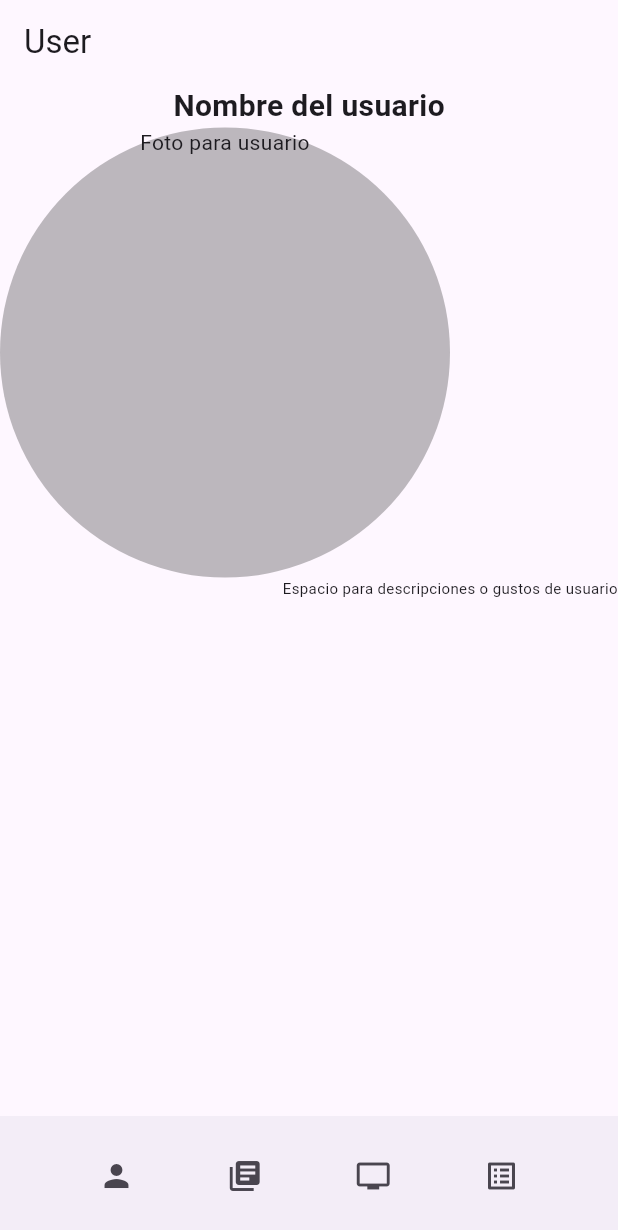
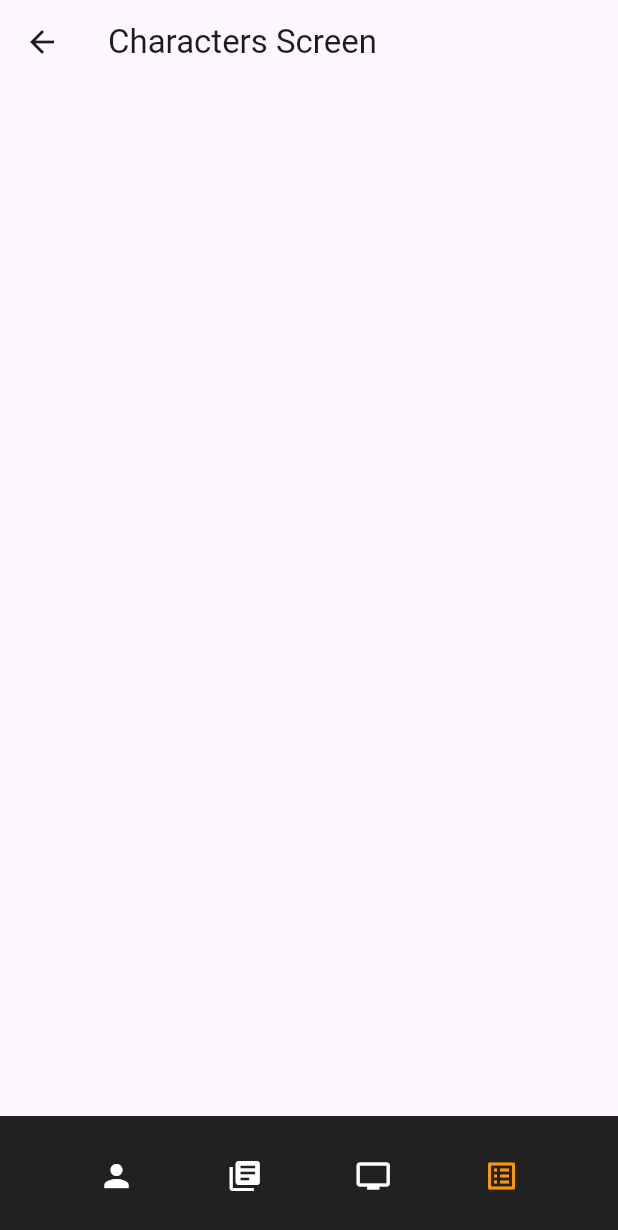
Before and after one commit to Zeta115/ManganimeMobiles, a Flutter app: the screen it shows after launch, after a tap on the "list alt" icon, on a phone screen of 412 x 824 dp. Shown: the top 1230 px of the screen. Run offline on Flutter 3.47's test engine with Material 3 defaults, Android fonts, the phone set to English and light mode, and no system bars.

Commit message:
create screens base + navigation
la mayoria ha sido copiar una de las screens y cambiar uno de los navigators lo mismo con mover del main a una screen como tal

```diff
--- a/ManganimeMobiles/manganime/lib/main.dart
+++ b/ManganimeMobiles/manganime/lib/main.dart
@@ -1,5 +1,5 @@
 import 'package:flutter/material.dart';
-
+import 'screens/UserScreen.dart';
 //De momento lo he empezado asi de una pero hay que separar las screens y tal
 
 void main() {
@@ -10,73 +10,7 @@ class MyApp extends StatelessWidget {
   @override
   Widget build(BuildContext context) {
     return MaterialApp(
-      home: MyHomePage(),
+      home: UserScreen(),
     );
   }
 }
-
-class MyHomePage extends StatelessWidget {
-  @override
-  Widget build(BuildContext context) {
-    return Scaffold(
-      appBar: AppBar(
-        title: Text('User'),
-      ),
-      body: SingleChildScrollView(
-        child: Column(
-          children: [
-            Align(
-              alignment: Alignment.topCenter,
-              child: Text("Nombre del usuario",
-                  style: TextStyle(fontSize: 20, fontWeight: FontWeight.bold)),
-            ),
-            Align(
-              alignment: Alignment.topLeft,
-              child: Container(
-                height: 300,
-                width: 300,
-                decoration: const BoxDecoration(
-                    shape: BoxShape.circle, color: Colors.black26),
-                child: const Text(
-                  "Foto para usuario",
-                  textAlign: TextAlign.center,
-                ),
-              ),
-            ),
-            Align(
-              alignment: Alignment.topRight,
-              child: const Text(
-                "Espacio para descripciones o gustos de usuario",
-                style: TextStyle(fontSize: 10),
-                textAlign: TextAlign.center,
-              ),
-            )
-          ],
-        ),
-      ),
-      bottomNavigationBar: BottomAppBar(
-        child: Row(
-          mainAxisAlignment: MainAxisAlignment.spaceEvenly,
-          children: <Widget>[
-            IconButton(
-              icon: Icon(Icons.person),
-              onPressed: () {},
-            ),
-            IconButton(
-              icon: Icon(Icons.my_library_books),
-              onPressed: () {},
-            ),
-            IconButton(
-              icon: Icon(Icons.tv_outlined),
-              onPressed: () {},
-            ),
-            IconButton(
-              icon: Icon(Icons.list_alt),
-              onPressed: () {},
-            ),
-          ],
-        ),
-      ),
-    );
-  }
-}
--- /dev/null
+++ b/ManganimeMobiles/manganime/lib/screens/CharactersScreen.dart
@@ -0,0 +1,60 @@
+import 'package:flutter/material.dart';
+import 'package:manganime/screens/AnimeScreen.dart';
+import 'package:manganime/screens/MangaScreen.dart';
+import 'package:manganime/screens/UserScreen.dart';
+
+class CharacterScreen extends StatelessWidget {
+  @override
+  Widget build(BuildContext context) {
+    return Scaffold(
+      appBar: AppBar(
+        title: Text('Characters Screen'),
+      ),
+      body: SingleChildScrollView(
+        child: Column(),
+      ),
+      bottomNavigationBar: BottomAppBar(
+        color: Colors.black87,
+        child: Row(
+          mainAxisAlignment: MainAxisAlignment.spaceEvenly,
+          children: <Widget>[
+            IconButton(
+              icon: Icon(Icons.person, color: Colors.white),
+              onPressed: () {
+                Navigator.push(
+                  context,
+                  MaterialPageRoute(builder: (context) => UserScreen()),
+                );
+              },
+            ),
+            IconButton(
+              icon: Icon(Icons.my_library_books, color: Colors.white),
+              onPressed: () {
+                Navigator.push(
+                  context,
+                  MaterialPageRoute(builder: (context) => MangaScreen()),
+                );
+              },
+            ),
+            IconButton(
+              icon: Icon(Icons.tv_outlined, color: Colors.white),
+              onPressed: () {
+                Navigator.push(
+                  context,
+                  MaterialPageRoute(builder: (context) => AnimeScreen()),
+                );
+              },
+            ),
+            IconButton(
+              icon: Icon(
+                Icons.list_alt,
+                color: Colors.orange,
+              ),
+              onPressed: () {},
+            ),
+          ],
+        ),
+      ),
+    );
+  }
+}
--- /dev/null
+++ b/ManganimeMobiles/manganime/lib/screens/UserScreen.dart
@@ -0,0 +1,86 @@
+import 'package:flutter/material.dart';
+import 'package:manganime/screens/AnimeScreen.dart';
+import 'package:manganime/screens/CharactersScreen.dart';
+import 'package:manganime/screens/MangaScreen.dart';
+
+class UserScreen extends StatelessWidget {
+  @override
+  Widget build(BuildContext context) {
+    return Scaffold(
+      appBar: AppBar(
+        title: const Text('User'),
+      ),
+      body: SingleChildScrollView(
+        child: Column(
+          children: [
+            const Align(
+              alignment: Alignment.topCenter,
+              child: Text("Nombre del usuario",
+                  style: TextStyle(fontSize: 20, fontWeight: FontWeight.bold)),
+            ),
+            Align(
+              alignment: Alignment.topLeft,
+              child: Container(
+                height: 300,
+                width: 300,
+                decoration: const BoxDecoration(
+                    shape: BoxShape.circle, color: Colors.black26),
+                child: const Text(
+                  "Foto para usuario",
+                  textAlign: TextAlign.center,
+                ),
+              ),
+            ),
+            const Align(
+              alignment: Alignment.topRight,
+              child: Text(
+                "Espacio para descripciones o gustos de usuario",
+                style: TextStyle(fontSize: 10),
+                textAlign: TextAlign.center,
+              ),
+            )
+          ],
+        ),
+      ),
+      bottomNavigationBar: BottomAppBar(
+        color: Colors.black87,
+        child: Row(
+          mainAxisAlignment: MainAxisAlignment.spaceEvenly,
+          children: <Widget>[
+            IconButton(
+              icon: const Icon(Icons.person, color: Colors.orange),
+              onPressed: () {},
+            ),
+            IconButton(
+              icon: const Icon(Icons.my_library_books, color: Colors.white),
+              onPressed: () {
+                Navigator.push(
+                  context,
+                  MaterialPageRoute(builder: (context) => MangaScreen()),
+                );
+              },
+            ),
+            IconButton(
+              icon: const Icon(Icons.tv_outlined, color: Colors.white),
+              onPressed: () {
+                Navigator.push(
+                  context,
+                  MaterialPageRoute(builder: (context) => AnimeScreen()),
+                );
+              },
+            ),
+            IconButton(
+              icon: const Icon(Icons.list_alt, color: Colors.white),
+              onPressed: () {
+                Navigator.push(
+                  context,
+                  MaterialPageRoute(builder: (context) => CharacterScreen()),
+                );
+              },
+            ),
+          ],
+        ),
+      ),
+    );
+  }
+}
```
Also changed, not shown: ManganimeMobiles/manganime/lib/screens/AnimeScreen.dart (added, +57 -0 lines), ManganimeMobiles/manganime/lib/screens/MangaScreen.dart (added, +57 -0 lines).
